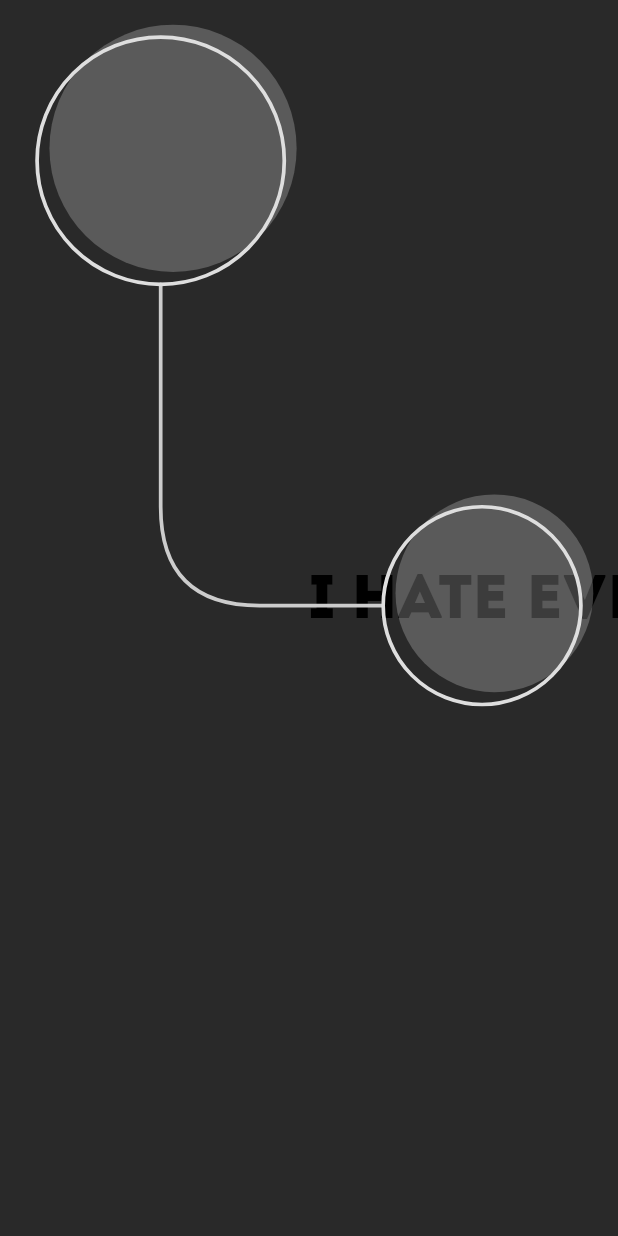
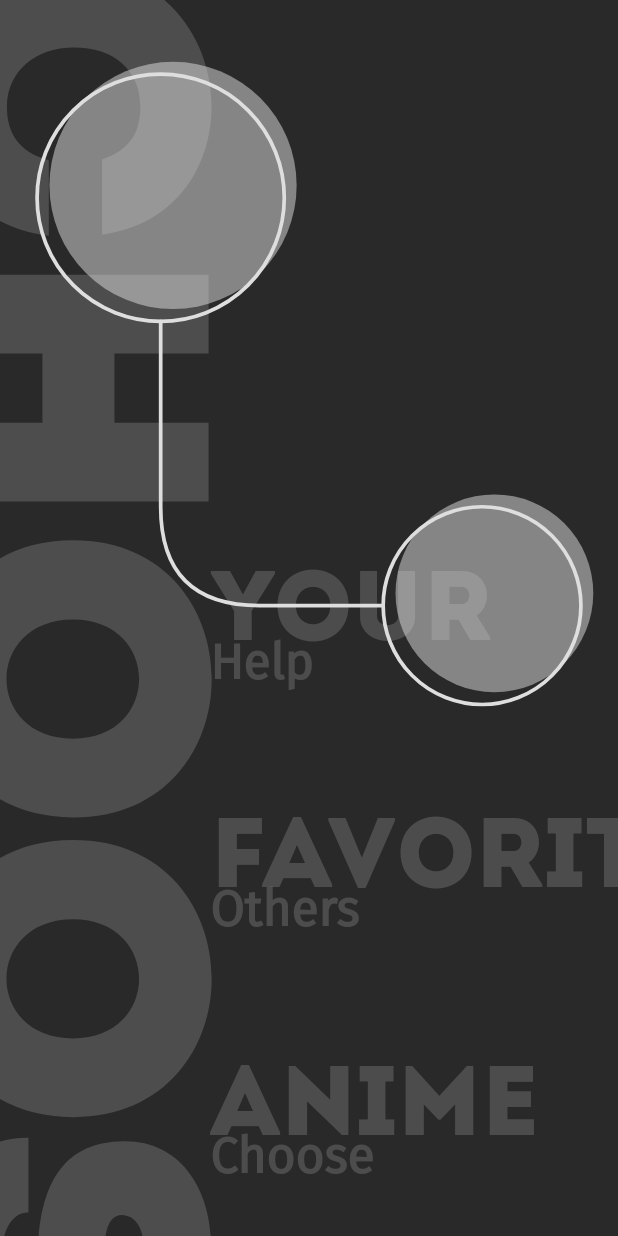
Before and after one commit to alexp0111/AniTree, an Android app: the screen it shows after launch (MainActivity), on a phone screen of 412 x 824 dp. Run offline under Robolectric (Android 15) with nearby library versions, the phone set to English and light mode, and no system bars.

Commit message:
Improved work with resources. Improved text rendering

```diff
--- a/app/src/main/java/com/ikbo0621/anitree/MainActivity.kt
+++ b/app/src/main/java/com/ikbo0621/anitree/MainActivity.kt
@@ -2,17 +2,16 @@ package com.ikbo0621.anitree
 
 import android.graphics.Bitmap
 import android.graphics.Canvas
-import android.graphics.Color
-import android.graphics.Typeface
 import android.os.Bundle
 import android.view.Window
 import androidx.appcompat.app.AppCompatActivity
 import androidx.appcompat.app.AppCompatDelegate
-import androidx.core.content.res.ResourcesCompat
 import com.ikbo0621.anitree.tree.TreeView
 import com.ikbo0621.anitree.tree.builders.TreeEditor
 import com.ikbo0621.anitree.tree.elements.Icon
 import com.ikbo0621.anitree.tree.elements.Rectangle
+import java.lang.ref.WeakReference
+
 
 class MainActivity : AppCompatActivity() {
     private val bitmaps = ArrayList<Bitmap>()
@@ -22,31 +21,29 @@ class MainActivity : AppCompatActivity() {
         setContentView(R.layout.activity_main)
 
         // Just for test
-        val backgroundColor = Color.rgb(41, 41, 41)
-        window.statusBarColor = backgroundColor
         AppCompatDelegate.setDefaultNightMode(AppCompatDelegate.MODE_NIGHT_NO)
 
         val treeView = findViewById<TreeView>(R.id.tree)
-        treeView.setBackgroundColor(backgroundColor)
+        treeView.setBackgroundColor(resources.getColor(R.color.background, null))
 
         // Form test bitmaps
         formBitmaps()
 
         // Work with tree
-        val treeEditor = TreeEditor(treeView, ResourcesCompat.getFont(this, R.font.intro))
+        val treeEditor = TreeEditor(treeView, WeakReference(this))
         treeEditor.invalidate()
 
         treeView.setOnClickListener {
             val selectedElement = (it to treeView).second.selectedElement ?: return@setOnClickListener
 
-            if (selectedElement is Rectangle && selectedElement.index != null) { // back "button"
+            if (selectedElement is Rectangle && selectedElement.index != null) { // Back "button"
                 treeEditor.toPreviousLayer()
-            } else if (selectedElement is Icon) { // sub element
+            } else if (selectedElement is Icon) { // Sub element
                 treeEditor.toNextLayer(selectedElement)
-            } else { // empty icon
-                if (selectedElement!!.index != null) // create main element
+            } else { // Empty icon
+                if (selectedElement.index != null) // create main element
                     treeEditor.addMainElement("_", getRandomBitmap())
-                else // create sub element
+                else // Create sub element
                     treeEditor.addSubElement("01", getRandomBitmap())
             }
 
@@ -54,8 +51,8 @@ class MainActivity : AppCompatActivity() {
         }
 
         treeView.setOnLongClickListener {
-            val selectedElement = (it to treeView).second.selectedElement
-            treeEditor.deleteElement(selectedElement!!.index)
+            val selectedElement = (it to treeView).second.selectedElement ?: return@setOnLongClickListener false
+            treeEditor.deleteElement(selectedElement.index)
 
             return@setOnLongClickListener true
         }
--- a/app/src/main/java/com/ikbo0621/anitree/tree/TreeView.kt
+++ b/app/src/main/java/com/ikbo0621/anitree/tree/TreeView.kt
@@ -20,6 +20,7 @@ class TreeView(context: Context, attrs: AttributeSet) : View(context, attrs) {
         private set
     private var scroller = Scroller(context)
     private var screenSize: Point? = null
+    private var clickCounter = 0L
 
     override fun onSizeChanged(w: Int, h: Int, oldw: Int, oldh: Int) {
         screenSize = Point(w, h)
@@ -59,16 +60,14 @@ class TreeView(context: Context, attrs: AttributeSet) : View(context, attrs) {
             return
         elements.removeAt(index)
     }
-
-    var counter = 0L
     @SuppressLint("ClickableViewAccessibility")
     override fun onTouchEvent(event: MotionEvent): Boolean {
         when (event.actionMasked) {
             MotionEvent.ACTION_DOWN -> {
-                counter = event.eventTime
+                clickCounter = event.eventTime
             }
             MotionEvent.ACTION_UP -> {
-                val elapsedTime = event.eventTime - counter
+                val elapsedTime = event.eventTime - clickCounter
 
                 for (it in elements.iterator()) {
                     if (
--- a/app/src/main/java/com/ikbo0621/anitree/tree/builders/TreeBuilder.kt
+++ b/app/src/main/java/com/ikbo0621/anitree/tree/builders/TreeBuilder.kt
@@ -1,44 +1,49 @@
 package com.ikbo0621.anitree.tree.builders
 
+import android.content.Context
 import android.graphics.Bitmap
-import android.graphics.Color
 import android.graphics.Paint
+import com.ikbo0621.anitree.R
 import com.ikbo0621.anitree.tree.TreeView
 import com.ikbo0621.anitree.tree.elements.*
 import com.ikbo0621.anitree.tree.positioning.RValue.Type
 import com.ikbo0621.anitree.tree.positioning.RPosition
 import com.ikbo0621.anitree.tree.positioning.RRect
 import com.ikbo0621.anitree.tree.positioning.RValue
+import java.lang.ref.WeakReference
 
-open class TreeBuilder(protected val treeView: TreeView) {
+open class TreeBuilder(
+    protected val treeView: TreeView,
+    protected val contextRef: WeakReference<Context>
+) {
     protected var otherElements = ArrayList<TreeElement>()
+
     protected var mainIcon: Circle? = null
+    protected val mainIconPos = RPosition().apply {
+        add(RValue(0.14f, Type.Y), RValue(0.15f, Type.Y))
+    }
+    protected val mainIconRadius = RValue(0.1f, Type.Y)
+    private val mainFramePos = RPosition(RValue(0.13f, Type.Y), RValue(0.16f, Type.Y))
+
     protected var subIcons = ArrayList<Circle>()
-
-    protected val mainColor = Color.rgb(222, 222, 222) // Just for test
-    protected val mainIconRadius = RValue(0.1f, Type.Y)
+    protected val subIconsPositions = ArrayList<RPosition>(3).apply{
+        add(
+            RPosition(
+                RValue(1.0f, Type.X), RValue(0.6f, Type.Y)
+            ).apply {
+                add(RValue(-0.10f, Type.Y), RValue(-0.12f, Type.Y))
+            }
+        )
+        add(RPosition(last()).apply { add(RValue(), RValue(0.2f, Type.Y)) })
+        add(RPosition(last()).apply { add(RValue(), RValue(0.2f, Type.Y)) })
+    }
     protected val subIconRadius = RValue(0.08f, Type.Y)
-    private val mainFramePos = RPosition(RValue(0.13f, Type.Y), RValue(0.13f, Type.Y))
     private val subFramePositions = ArrayList<RPosition>(3).apply{
         add(
             RPosition(
                 RValue(1.0f, Type.X), RValue(0.6f, Type.Y)
             ).apply {
                 add(RValue(-0.11f, Type.Y), RValue(-0.11f, Type.Y))
-            }
-        )
-        add(RPosition(last()).apply { add(RValue(), RValue(0.2f, Type.Y)) })
-        add(RPosition(last()).apply { add(RValue(), RValue(0.2f, Type.Y)) })
-    }
-    protected val mainIconPos = RPosition().apply {
-        add(RValue(0.14f, Type.Y), RValue(0.12f, Type.Y))
-    }
-    protected val subIconsPositions = ArrayList<RPosition>(3).apply{
-        add(
-            RPosition(
-                RValue(1.0f, Type.X), RValue(0.6f, Type.Y)
-            ).apply {
-                add(RValue(-0.10f, Type.Y), RValue(-0.12f, Type.Y))
             }
         )
         add(RPosition(last()).apply { add(RValue(), RValue(0.2f, Type.Y)) })
@@ -61,11 +66,7 @@ open class TreeBuilder(protected val treeView: TreeView) {
             return
 
         subIcons.add(
-            Icon(
-                subIconsPositions[subIcons.size],
-                subIconRadius,
-                bitmap
-            )
+            Icon(subIconsPositions[subIcons.size], subIconRadius, bitmap)
         )
         subIcons.last().index = index
     }
@@ -74,18 +75,22 @@ open class TreeBuilder(protected val treeView: TreeView) {
         if (mainIcon == null)
             return
 
+        val context = contextRef.get() ?: return
+        val elementsColor = context.resources.getColor(R.color.elements_color, null)
         treeView.clearElements()
 
         for (i in otherElements)
             treeView.addElement(i)
 
         for (i in 0 until subIcons.size) {
-            treeView.addElement(createCurveToSubIcon(mainFramePos, subFramePositions[i]))
+            treeView.addElement(
+                createCurveToSubIcon(mainFramePos, subFramePositions[i], elementsColor)
+            )
             treeView.addElement(subIcons[i])
         }
         treeView.addElement(mainIcon!!)
         addBackField()
-        addDesign()
+        addDesign(elementsColor)
         treeView.invalidate()
     }
 
@@ -99,31 +104,22 @@ open class TreeBuilder(protected val treeView: TreeView) {
         })
     }
 
-    private fun addDesign() {
+    private fun addCircle(position: RPosition, radius: RValue, color: Int) {
         treeView.addElement(
-            Circle(
-                mainFramePos,
-                mainIconRadius,
-                mainColor,
-                Paint.Style.STROKE,
-                RValue(0.003f, Type.Y)
+                Circle(position, radius, color, Paint.Style.STROKE, RValue(0.003f, Type.Y)
             )
         )
+    }
+
+    private fun addDesign(color: Int) {
+        addCircle(mainFramePos, mainIconRadius, color)
 
         for (i in 0 until subIcons.size) {
-            treeView.addElement(
-                Circle(
-                    subFramePositions[i],
-                    subIconRadius,
-                    mainColor,
-                    Paint.Style.STROKE,
-                    RValue(0.003f, Type.Y)
-                )
-            )
+            addCircle(subFramePositions[i], subIconRadius, color)
         }
     }
 
-    private fun createCurveToSubIcon(mainPos: RPosition, subPos: RPosition) : Curve {
+    private fun createCurveToSubIcon(mainPos: RPosition, subPos: RPosition, color: Int) : Curve {
         val startPos = RPosition(mainFramePos).apply {
             add(RValue(), RValue(mainIconRadius.getRelative(), mainIconRadius.getType()))
         }
@@ -149,7 +145,7 @@ open class TreeBuilder(protected val treeView: TreeView) {
                 Line.LinePoint(endPos, false)
             ),
             RValue(0.003f, Type.Y),
-            Color.LTGRAY
+            color
         )
     }
 }
--- a/app/src/main/java/com/ikbo0621/anitree/tree/builders/TreeEditor.kt
+++ b/app/src/main/java/com/ikbo0621/anitree/tree/builders/TreeEditor.kt
@@ -1,15 +1,16 @@
 package com.ikbo0621.anitree.tree.builders
 
+import android.content.Context
 import android.graphics.Bitmap
-import android.graphics.Typeface
 import com.ikbo0621.anitree.tree.TreeView
 import com.ikbo0621.anitree.tree.elements.Icon
 import com.ikbo0621.anitree.tree.structures.TreeData
+import java.lang.ref.WeakReference
 
 class TreeEditor(
     treeView: TreeView,
-    font: Typeface? = null
-) : TreeViewer(treeView, font=font) {
+    contextRef: WeakReference<Context>,
+) : TreeViewer(treeView, contextRef) {
     override fun toAnotherLayer(index: IntArray) {
         super.toAnotherLayer(index)
         addScheme()
@@ -42,23 +43,17 @@ class TreeEditor(
 
         for (i in subIcons) {
             if (i.index.contentEquals(elementIndex)) {
-                if (subIcons.last().index == null) // delete empty icon
-                    subIcons.removeLast()
                 currentLayer.tree?.removeAt(subIcons.indexOf(i))
-
                 break
             }
         }
 
+        // Correct indices
+        for (i in currentLayer.tree!!) {
+            i.index = getIndex(currentLayer, currentLayer.tree!!.indexOf(i))
+        }
+
         updateLayer()
-
-        // Correct indexes
-        for (i in subIcons) {
-            if (i.index != null) {
-                i.index = getIndex(currentLayer, subIcons.indexOf(i))
-                currentLayer.tree?.getOrNull(subIcons.indexOf(i))?.index = i.index!!
-            }
-        }
         addScheme()
         invalidate()
     }
--- a/app/src/main/java/com/ikbo0621/anitree/tree/builders/TreeViewer.kt
+++ b/app/src/main/java/com/ikbo0621/anitree/tree/builders/TreeViewer.kt
@@ -1,22 +1,46 @@
 package com.ikbo0621.anitree.tree.builders
 
-import android.graphics.Color
+import android.content.Context
 import android.graphics.Typeface
-import androidx.core.graphics.*
+import androidx.core.content.res.ResourcesCompat
+import com.ikbo0621.anitree.R
 import com.ikbo0621.anitree.tree.TreeView
 import com.ikbo0621.anitree.tree.elements.Circle
 import com.ikbo0621.anitree.tree.elements.Text
 import com.ikbo0621.anitree.tree.elements.TreeElement
 import com.ikbo0621.anitree.tree.positioning.RPosition
 import com.ikbo0621.anitree.tree.positioning.RValue
+import com.ikbo0621.anitree.tree.positioning.RValue.Type
 import com.ikbo0621.anitree.tree.structures.TreeData
+import java.lang.ref.WeakReference
 
 open class TreeViewer(
     treeView: TreeView,
+    contextRef: WeakReference<Context>,
     protected var treeData: TreeData? = null,
-    protected var font: Typeface? = null
-) : TreeBuilder(treeView) {
+) : TreeBuilder(treeView, contextRef) {
     protected var currentElement = treeData
+
+    private val mainTextPosition = RPosition(
+        RValue(-0.05F,  Type.Y), RValue(-0.04F,  Type.Y)
+    )
+    private val mainTextSize = RValue(0.3F, Type.Y)
+
+    private val subTextPositions = ArrayList<RPosition>(3).apply{
+        add(RPosition(RValue(0.17f, Type.Y), RValue(0.518f, Type.Y)))
+        add(RPosition(last()).apply { add(RValue(), RValue(0.2f, Type.Y)) })
+        add(RPosition(last()).apply { add(RValue(), RValue(0.2f, Type.Y)) })
+    }
+    private val subTextSize = RValue(0.08F, Type.Y)
+    private val subTextStrings = arrayOf("YOUR", "FAVORITE", "ANIME")
+
+    private val additionalTextPositions = ArrayList<RPosition>(3).apply{
+        add(RPosition(RValue(0.17f, Type.Y), RValue(0.549f, Type.Y)))
+        add(RPosition(last()).apply { add(RValue(), RValue(0.2f, Type.Y)) })
+        add(RPosition(last()).apply { add(RValue(), RValue(0.2f, Type.Y)) })
+    }
+    private val additionalTextSize = RValue(0.04F, Type.Y)
+    private val additionalTextStrings = arrayOf("Help", "Others", "Choose")
 
     init {
         if (treeData == null)
@@ -68,7 +92,9 @@ open class TreeViewer(
     }
 
     protected fun addScheme() {
-        val schemeColor = Color.argb(69, mainColor.red, mainColor.green, mainColor.blue) // Just for test
+        val context = contextRef.get() ?: return
+        val schemeColor = context.resources.getColor(R.color.scheme_color, null)
+
         if (mainIcon == null) {
             mainIcon = Circle(mainIconPos, mainIconRadius, schemeColor)
             mainIcon!!.index = intArrayOf(0)
@@ -81,18 +107,121 @@ open class TreeViewer(
         addText()
     }
 
-    protected fun addText() {
-        /*
-        val textPaint = Paint().apply {
-            isAntiAlias = true
-            style = Paint.Style.FILL
-            textSize = 16F
+    private fun addMainText(context: Context, text: String, color: Int) {
+        val font = Typeface.create(ResourcesCompat.getFont(context, R.font.intro), Typeface.BOLD)
+
+        otherElements.add(
+            Text(
+                mainTextPosition,
+                text,
+                color,
+                font,
+                mainTextSize,
+                90f
+            )
+        )
+    }
+
+    private fun addSubText(context: Context, text: String, color: Int, index: Int) {
+        val font = ResourcesCompat.getFont(context, R.font.intro)
+
+        otherElements.add(
+            Text(subTextPositions[index], text, color, font, subTextSize)
+        )
+    }
+
+    private fun addAdditionalText(context: Context, text: String, color: Int, index: Int) {
+        val font = Typeface.create(
+            ResourcesCompat.getFont(context, R.font.fira_sans), Typeface.BOLD
+        )
+
+        otherElements.add(
+            Text(additionalTextPositions[index], text, color, font, additionalTextSize)
+        )
+    }
+
+    private fun addText() {
+        otherElements.clear()
+        val context = contextRef.get() ?: return
+        val textColor = context.resources.getColor(R.color.text_color, null)
+
+//        val largeFont = Typeface.create(firstFont, Typeface.BOLD)
+//        val smallFont = Typeface.create(secondFont, Typeface.BOLD)
+
+        addMainText(context, "CHOOSE", textColor)
+
+        for (i in 0 until 3) {
+            addSubText(context, subTextStrings[i], textColor, i)
+            addAdditionalText(context, additionalTextStrings[i], textColor, i)
         }
-        canvas.drawText("TEST TEXT", 0F, 0F, textPaint)
-         */
-        if (font == null)
-            return
 
-        otherElements.add(Text(RPosition(RValue(0.5f, RValue.Type.X), RValue(0.5f, RValue.Type.Y)), "I HATE EVERYTHING ABOUT YOU", font=font))
+//        otherElements.add(
+//            Text(
+//                mainTextPosition.first,
+//                "CHOOSE",
+//                textColor,
+//                font = largeFont,
+//                size = mainTextPosition.second,
+//                rotationAngle = mainTextPosition.third
+//            )
+//        )
+//
+//        otherElements.add(
+//            Text(
+//                subTextPositions[0],
+//                "YOUR",
+//                textColor,
+//                font = firstFont,
+//                size = subTextSize
+//            )
+//        )
+//        otherElements.add(
+//            Text(
+//                subTextPositions[1],
+//                "FAVORITE",
+//                textColor,
+//                font = firstFont,
+//                size = subTextSize
+//            )
+//        )
+//        otherElements.add(
+//            Text(
+//                subTextPositions[2],
+//                "ANIME",
+//                textColor,
+//                font = firstFont,
+//                size = subTextSize
+//            )
+//        )
+//
+//        otherElements.add(
+//            Text(
+//                additionalTextPositions[0],
+//                "Help",
+//                textColor,
+//                font = smallFont,
+//                size = additionalTextSize
+//            )
+//        )
+//
+//        otherElements.add(
+//            Text(
+//                additionalTextPositions[1],
+//                "Others",
+//                textColor,
+//                font = smallFont,
+//                size = additionalTextSize
+//            )
+//        )
+//
+//        otherElements.add(
+//            Text(
+//                additionalTextPositions[2],
+//                "Choose",
+//                textColor,
+//                font = smallFont,
+//                size = additionalTextSize
+//            )
+//        )
     }
 }
--- a/app/src/main/java/com/ikbo0621/anitree/tree/elements/Circle.kt
+++ b/app/src/main/java/com/ikbo0621/anitree/tree/elements/Circle.kt
@@ -11,7 +11,7 @@ open class Circle(
     circleColor: Int = Color.BLACK,
     renderType: Paint.Style? = Paint.Style.FILL,
     private val width: RValue = RValue(0.05f)
-    ) : TreeElement() {
+) : TreeElement() {
     var radius = radius
         protected set
     override var paint = Paint().apply {
--- a/app/src/main/java/com/ikbo0621/anitree/tree/elements/Rectangle.kt
+++ b/app/src/main/java/com/ikbo0621/anitree/tree/elements/Rectangle.kt
@@ -9,9 +9,9 @@ class Rectangle(
     override var relativePos: RPosition,
     rectPoints: RRect,
     renderType: Paint.Style? = null,
-    private val color: Int? = null, // not rendered if null
+    private val color: Int? = null, // Not rendered if null
     private val width: RValue = RValue(0.05f)
-    ) : TreeElement() {
+) : TreeElement() {
     var rectPoints = rectPoints
         private set
     override var paint: Paint = Paint().apply {
--- a/app/src/main/java/com/ikbo0621/anitree/tree/elements/Text.kt
+++ b/app/src/main/java/com/ikbo0621/anitree/tree/elements/Text.kt
@@ -3,15 +3,17 @@ package com.ikbo0621.anitree.tree.elements
 import android.graphics.*
 import com.ikbo0621.anitree.tree.positioning.RPosition
 import com.ikbo0621.anitree.tree.positioning.RValue
+import kotlin.math.abs
 
 class Text(
     override var relativePos: RPosition,
     private var text: String,
     textColor: Int = Color.BLACK,
     font: Typeface? = null,
+    private val size: RValue = RValue(0.1F),
+    private val rotationAngle: Float? = null,
     renderType: Paint.Style? = Paint.Style.FILL,
-    private val size: RValue = RValue(0.1F)
-    ) : TreeElement() {
+) : TreeElement() {
     override var paint = Paint().apply {
         isAntiAlias = true
         color = textColor
@@ -21,7 +23,15 @@ class Text(
     }
 
     override fun draw(canvas: Canvas) {
-        canvas.drawText(text, absolutePos.x, absolutePos.y, paint)
+        if (rotationAngle == null) {
+            canvas.drawText(text, absolutePos.x, absolutePos.y, paint)
+        } else {
+            canvas.save()
+            canvas.translate(absolutePos.x, absolutePos.y)
+            canvas.rotate(rotationAngle)
+            canvas.drawText(text, 0f, 0f, paint)
+            canvas.restore()
+        }
     }
 
     override fun isSelected(position: PointF): Boolean {
--- a/app/src/main/res/values/colors.xml
+++ b/app/src/main/res/values/colors.xml
@@ -7,4 +7,8 @@
     <color name="teal_700">#FF018786</color>
     <color name="black">#FF000000</color>
     <color name="white">#FFFFFFFF</color>
+    <color name="elements_color">#FFDEDEDE</color>
+    <color name="text_color">#32DEDEDE</color>
+    <color name="scheme_color">#82DEDEDE</color>
+    <color name="background">#FF292929</color>
 </resources>
--- a/app/src/main/res/values/themes.xml
+++ b/app/src/main/res/values/themes.xml
@@ -12,5 +12,6 @@
         <!-- Status bar color. -->
         <item name="android:statusBarColor">?attr/colorPrimaryVariant</item>
         <!-- Customize your theme here. -->
+        <item name="android:windowTranslucentStatus">true</item>
     </style>
 </resources>
```
Also changed, not shown: app/src/main/res/font/fira_sans.otf (added).
